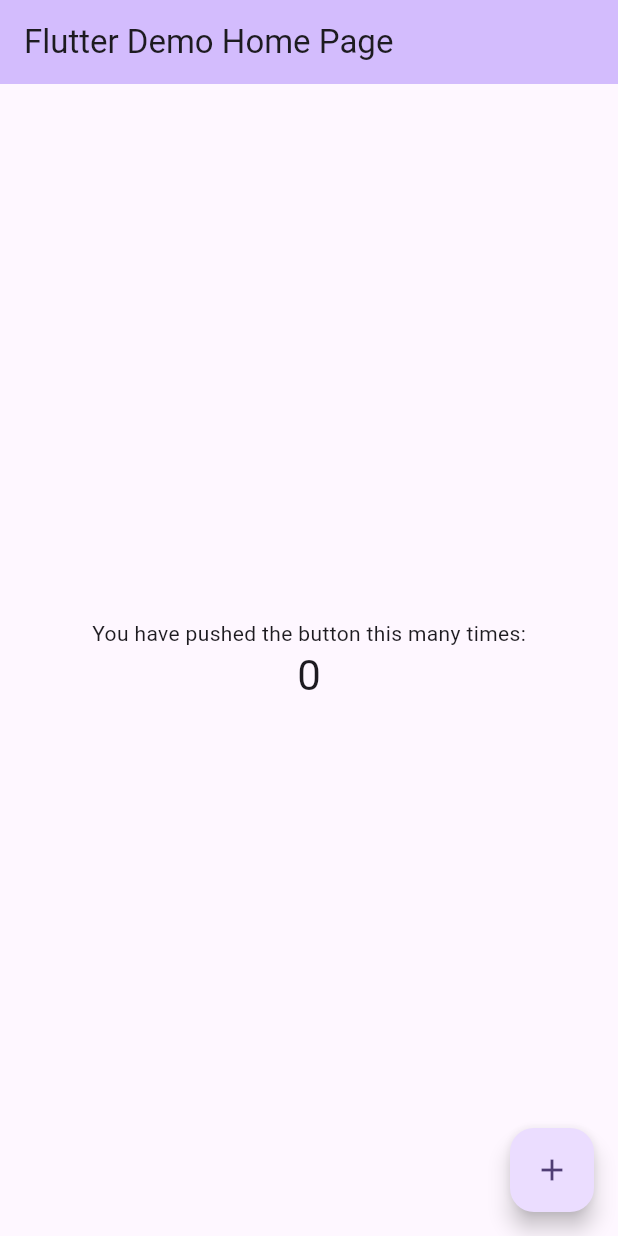
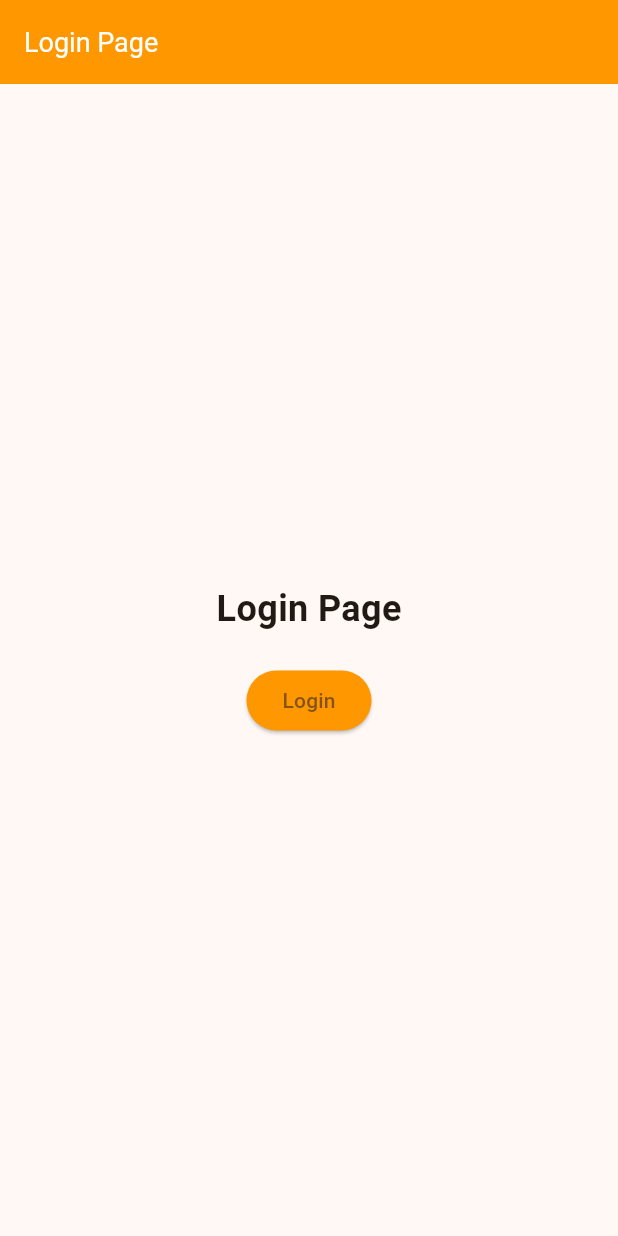
Before and after one commit to irfanzidniofficial/flutter_go_router, a Flutter app: the screen it shows after launch, on a phone screen of 412 x 824 dp. Run offline on Flutter 3.47's test engine with Material 2 defaults, Android fonts, the phone set to English and light mode, and no system bars; our stand-ins replace go_router.

Commit message:
go router implementation

```diff
--- a/lib/main.dart
+++ b/lib/main.dart
@@ -1,4 +1,5 @@
 import 'package:flutter/material.dart';
+import 'package:flutter_go_router/routing/app_router.dart';
 
 void main() {
   runApp(const MyApp());
@@ -7,119 +8,31 @@ void main() {
 class MyApp extends StatelessWidget {
   const MyApp({super.key});
 
-  // This widget is the root of your application.
   @override
   Widget build(BuildContext context) {
-    return MaterialApp(
+    return MaterialApp.router(
+      debugShowCheckedModeBanner: false,
       title: 'Flutter Demo',
       theme: ThemeData(
-        // This is the theme of your application.
-        //
-        // TRY THIS: Try running your application with "flutter run". You'll see
-        // the application has a blue toolbar. Then, without quitting the app,
-        // try changing the seedColor in the colorScheme below to Colors.green
-        // and then invoke "hot reload" (save your changes or press the "hot
-        // reload" button in a Flutter-supported IDE, or press "r" if you used
-        // the command line to start the app).
-        //
-        // Notice that the counter didn't reset back to zero; the application
-        // state is not lost during the reload. To reset the state, use hot
-        // restart instead.
-        //
-        // This works for code too, not just values: Most code changes can be
-        // tested with just a hot reload.
-        colorScheme: ColorScheme.fromSeed(seedColor: Colors.deepPurple),
+        colorScheme: ColorScheme.fromSeed(seedColor: Colors.orange),
         useMaterial3: true,
+        appBarTheme: const AppBarTheme(
+          backgroundColor: Colors.orange,
+          titleTextStyle: TextStyle(
+            fontSize: 18,
+            color: Colors.white,
+          ),
+          iconTheme: IconThemeData(
+            color: Colors.white,
+          ),
+        ),
+        elevatedButtonTheme: ElevatedButtonThemeData(
+          style: ElevatedButton.styleFrom(
+            backgroundColor: Colors.orange,
+          ),
+        ),
       ),
-      home: const MyHomePage(title: 'Flutter Demo Home Page'),
+      routerConfig: appRouter,
     );
   }
 }
-
-class MyHomePage extends StatefulWidget {
-  const MyHomePage({super.key, required this.title});
-
-  // This widget is the home page of your application. It is stateful, meaning
-  // that it has a State object (defined below) that contains fields that affect
-  // how it looks.
-
-  // This class is the configuration for the state. It holds the values (in this
-  // case the title) provided by the parent (in this case the App widget) and
-  // used by the build method of the State. Fields in a Widget subclass are
-  // always marked "final".
-
-  final String title;
-
-  @override
-  State<MyHomePage> createState() => _MyHomePageState();
-}
-
-class _MyHomePageState extends State<MyHomePage> {
-  int _counter = 0;
-
-  void _incrementCounter() {
-    setState(() {
-      // This call to setState tells the Flutter framework that something has
-      // changed in this State, which causes it to rerun the build method below
-      // so that the display can reflect the updated values. If we changed
-      // _counter without calling setState(), then the build method would not be
-      // called again, and so nothing would appear to happen.
-      _counter++;
-    });
-  }
-
-  @override
-  Widget build(BuildContext context) {
-    // This method is rerun every time setState is called, for instance as done
-    // by the _incrementCounter method above.
-    //
-    // The Flutter framework has been optimized to make rerunning build methods
-    // fast, so that you can just rebuild anything that needs updating rather
-    // than having to individually change instances of widgets.
-    return Scaffold(
-      appBar: AppBar(
-        // TRY THIS: Try changing the color here to a specific color (to
-        // Colors.amber, perhaps?) and trigger a hot reload to see the AppBar
-        // change color while the other colors stay the same.
-        backgroundColor: Theme.of(context).colorScheme.inversePrimary,
-        // Here we take the value from the MyHomePage object that was created by
-        // the App.build method, and use it to set our appbar title.
-        title: Text(widget.title),
-      ),
-      body: Center(
-        // Center is a layout widget. It takes a single child and positions it
-        // in the middle of the parent.
-        child: Column(
-          // Column is also a layout widget. It takes a list of children and
-          // arranges them vertically. By default, it sizes itself to fit its
-          // children horizontally, and tries to be as tall as its parent.
-          //
-          // Column has various properties to control how it sizes itself and
-          // how it positions its children. Here we use mainAxisAlignment to
-          // center the children vertically; the main axis here is the vertical
-          // axis because Columns are vertical (the cross axis would be
-          // horizontal).
-          //
-          // TRY THIS: Invoke "debug painting" (choose the "Toggle Debug Paint"
-          // action in the IDE, or press "p" in the console), to see the
-          // wireframe for each widget.
-          mainAxisAlignment: MainAxisAlignment.center,
-          children: <Widget>[
-            const Text(
-              'You have pushed the button this many times:',
-            ),
-            Text(
-              '$_counter',
-              style: Theme.of(context).textTheme.headlineMedium,
-            ),
-          ],
-        ),
-      ),
-      floatingActionButton: FloatingActionButton(
-        onPressed: _incrementCounter,
-        tooltip: 'Increment',
-        child: const Icon(Icons.add),
-      ), // This trailing comma makes auto-formatting nicer for build methods.
-    );
-  }
-}
--- /dev/null
+++ b/lib/pages/login_page.dart
@@ -0,0 +1,42 @@
+import 'package:flutter/material.dart';
+import 'package:go_router/go_router.dart';
+
+class LoginPage extends StatelessWidget {
+  const LoginPage({super.key});
+
+  @override
+  Widget build(BuildContext context) {
+    return Scaffold(
+      appBar: AppBar(
+        title: const Text(
+          "Login Page",
+        ),
+      ),
+      body: Center(
+        child: Column(
+          mainAxisAlignment: MainAxisAlignment.center,
+          children: [
+            const Text(
+              "Login Page",
+              style: TextStyle(
+                fontSize: 24,
+                fontWeight: FontWeight.bold,
+              ),
+            ),
+            const SizedBox(
+              height: 20,
+            ),
+            ElevatedButton(
+              onPressed: () {
+                context.goNamed('main');
+              },
+              child: const Text(
+                "Login",
+              ),
+            ),
+          ],
+        ),
+      ),
+    );
+  }
+}
--- /dev/null
+++ b/lib/routing/app_router.dart
@@ -0,0 +1,69 @@
+import 'package:flutter_go_router/pages/about_page.dart';
+import 'package:flutter_go_router/pages/login_page.dart';
+import 'package:flutter_go_router/pages/main_page.dart';
+import 'package:flutter_go_router/pages/profile_page.dart';
+import 'package:go_router/go_router.dart';
+
+import '../models/user.dart';
+import '../pages/edit_profile_page.dart';
+
+final appRouter = GoRouter(
+  routes: [
+    GoRoute(
+      path: '/login',
+      name: 'login',
+      builder: (context, state) {
+        return const LoginPage();
+      },
+    ),
+    GoRoute(
+      path: '/',
+      name: 'main',
+      builder: (context, state) {
+        return const MainPage();
+      },
+      routes: [
+        GoRoute(
+          path: 'about',
+          name: 'about',
+          builder: (context, state) {
+            return const AboutPage();
+          },
+        ),
+        GoRoute(
+            path: 'profile/:name',
+            name: 'profile',
+            builder: (context, state) {
+              String name = state.pathParameters['name'] ?? 'no name';
+              return ProfilePage(
+                name: name,
+              );
+            },
+            routes: [
+              GoRoute(
+                path: 'edit_profile',
+                name: 'edit_profile',
+                builder: (context, state) {
+                  Object? object = state.extra;
+                  if (object != null && object is User) {
+                    return EditProfilePage(
+                      user: object,
+                    );
+                  } else {
+                    return EditProfilePage(
+                      user: User(
+                        name: 'no name',
+                        email: 'no email',
+                      ),
+                    );
+                  }
+                },
+              )
+            ]),
+      ],
+    ),
+  ],
+  initialLocation: '/login',
+  debugLogDiagnostics: true,
+  routerNeglect: true,
+);
--- a/pubspec.yaml
+++ b/pubspec.yaml
@@ -35,6 +35,7 @@ dependencies:
   # The following adds the Cupertino Icons font to your application.
   # Use with the CupertinoIcons class for iOS style icons.
   cupertino_icons: ^1.0.2
+  go_router: ^7.1.1
 
 dev_dependencies:
   flutter_test:
```
Also changed, not shown: lib/models/user.dart (added, +11 -0 lines), lib/pages/about_page.dart (added, +39 -0 lines), lib/pages/edit_profile_page.dart (added, +97 -0 lines), lib/pages/main_page.dart (added, +73 -0 lines), lib/pages/profile_page.dart (added, +77 -0 lines), pubspec.lock, 1 other file.
